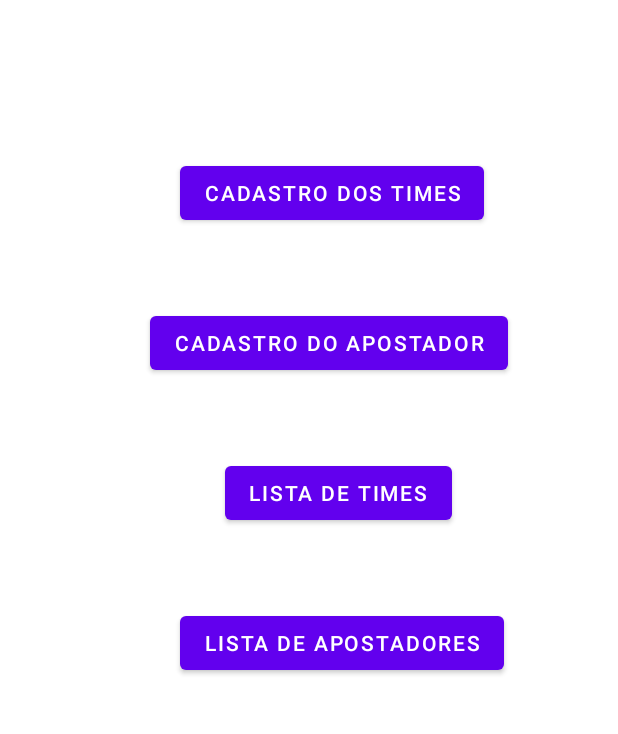
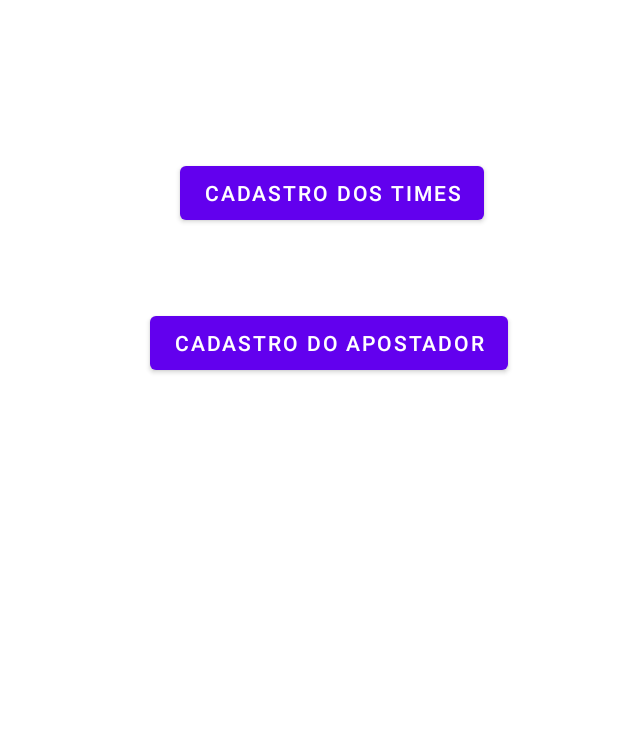
Before and after one commit to britobeatriz15/SenacBet, an Android app: the screen it shows after launch (MainActivity), on a phone screen of 412 x 824 dp, the part 302-1036 px from its top. Run offline under Robolectric (Android 15) with nearby library versions, the phone set to English and light mode, and no system bars.

```diff
--- a/app/src/main/AndroidManifest.xml
+++ b/app/src/main/AndroidManifest.xml
@@ -9,7 +9,6 @@
         android:roundIcon="@mipmap/ic_launcher_round"
         android:supportsRtl="true"
         android:theme="@style/Theme.SenacBet">
-        <activity android:name=".listas.ListarTimes" />
         <activity android:name=".CadastroApostador" />
         <activity android:name=".CadastroTimes" />
         <activity android:name=".MainActivity">
--- a/app/src/main/java/com/example/senacbet/MainActivity.java
+++ b/app/src/main/java/com/example/senacbet/MainActivity.java
@@ -5,14 +5,7 @@ import androidx.appcompat.app.AppCompatActivity;
 import android.content.Intent;
 import android.os.Bundle;
 import android.view.View;
-import android.widget.ArrayAdapter;
 import android.widget.Button;
-import android.widget.ListView;
-
-import com.example.senacbet.DAO.TimeDAO;
-import com.example.senacbet.listas.ListarTimes;
-
-import java.text.ParseException;
 
 public class MainActivity extends AppCompatActivity {
      @Override
@@ -39,15 +32,6 @@ public class MainActivity extends AppCompatActivity {
              }
          });
 
-         Button listarTimes = findViewById(R.id.activity_listar_times);
-
-         listarTimes.setOnClickListener(new View.OnClickListener() {
-             @Override
-             public void onClick(View v) {
-                 Intent intent = new Intent(MainActivity.this, ListarTimes.class);
-                 startActivity(intent);
-             }
-         });
              }
 
     }
--- a/app/src/main/res/layout/activity_main.xml
+++ b/app/src/main/res/layout/activity_main.xml
@@ -35,19 +35,4 @@
         android:layout_marginTop="350dp"
         android:text="Cadastro do Apostador" />
 
-    <Button
-        android:id="@+id/activity_listar_times"
-        android:layout_width="wrap_content"
-        android:layout_height="wrap_content"
-        android:layout_marginLeft="150dp"
-        android:layout_marginTop="450dp"
-        android:text="Lista de Times" />
-
-    <Button
-        android:id="@+id/button2"
-        android:layout_width="wrap_content"
-        android:layout_height="wrap_content"
-        android:layout_marginLeft="120dp"
-        android:layout_marginTop="550dp"
-        android:text="Lista de Apostadores" />
 </RelativeLayout>
--- /dev/null
+++ b/app/src/main/res/values/ids.xml
@@ -0,0 +1,4 @@
+<?xml version="1.0" encoding="utf-8"?>
+<resources>
+    <item name="activity_listar_apostadores" type="id" />
+</resources>
```
Also changed, not shown: app/src/main/java/com/example/senacbet/listas/ListarTimes.java (deleted, +0 -45 lines), app/src/main/res/layout/activity_listar_times.xml (deleted, +0 -13 lines).
